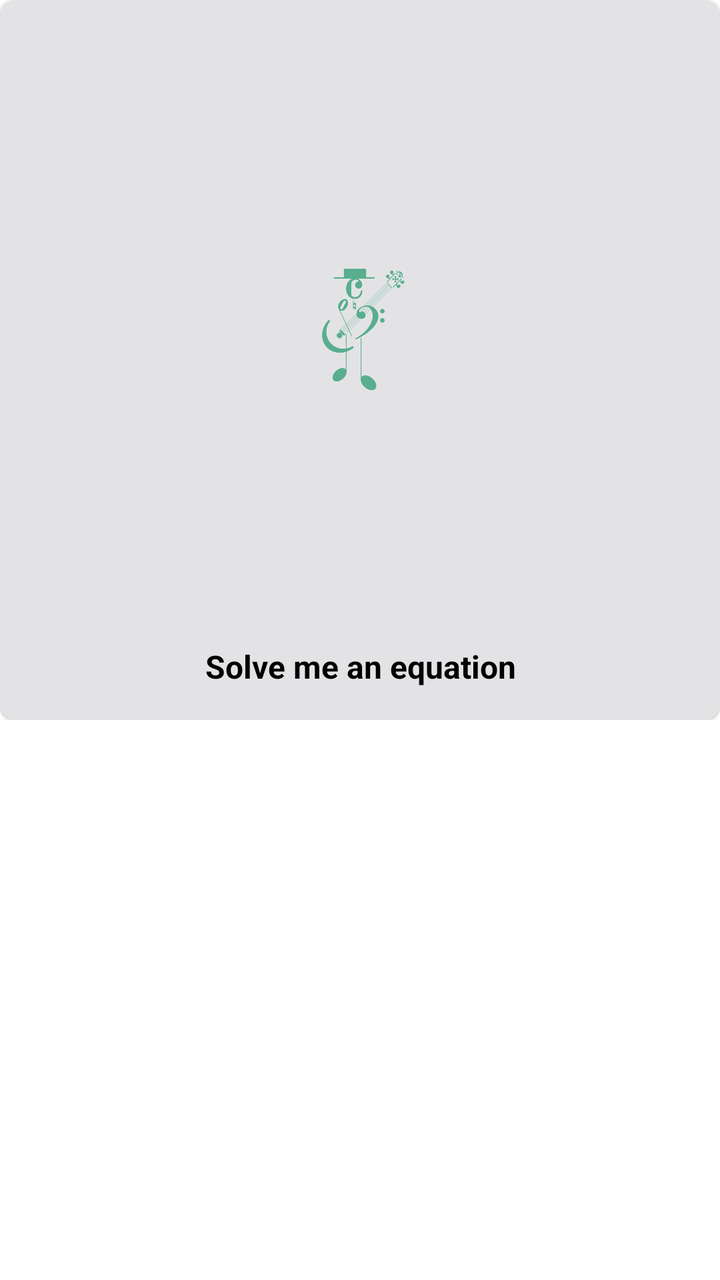
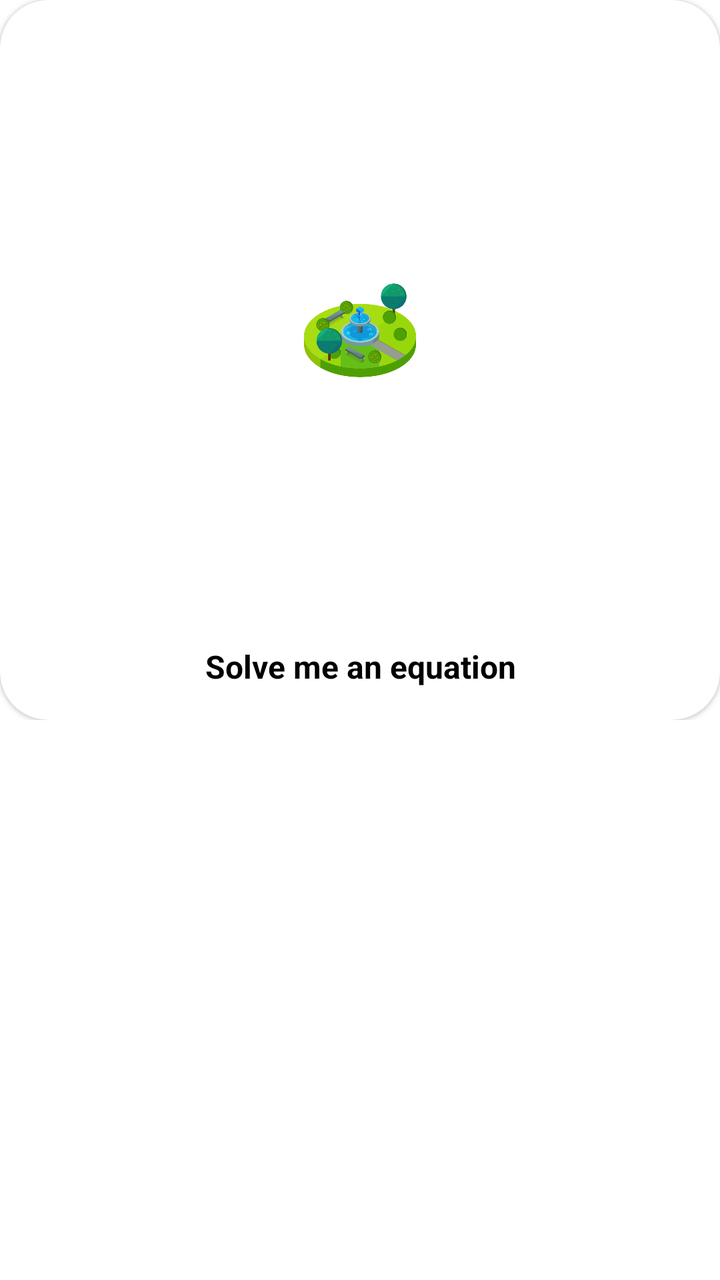

An Android layout rendered at two revisions. The XML below is the earlier revision; the diff shows what the commit changed to produce the second picture.
<!-- AndroidManifest.xml: application theme Theme.FingerChallenge -->
<!-- res/layout/item_menu.xml -->
<?xml version="1.0" encoding="utf-8"?>
<FrameLayout xmlns:android="http://schemas.android.com/apk/res/android"
    xmlns:app="http://schemas.android.com/apk/res-auto"
    android:id="@+id/tl"
    android:layout_width="match_parent"
    android:layout_height="wrap_content">

    <androidx.constraintlayout.widget.ConstraintLayout
        android:layout_width="match_parent"
        android:layout_height="wrap_content">

        <com.google.android.material.card.MaterialCardView
            android:layout_width="match_parent"
            android:layout_height="0dp"
            app:cardBackgroundColor="@color/_e3e3e5"
            app:cardCornerRadius="@dimen/dp_8"
            app:layout_constraintDimensionRatio="1:1"
            app:layout_constraintTop_toTopOf="parent">

            <androidx.appcompat.widget.LinearLayoutCompat
                android:layout_width="match_parent"
                android:layout_height="match_parent"
                android:gravity="center"
                android:orientation="vertical"
                android:paddingHorizontal="@dimen/dp_16"
                android:paddingVertical="@dimen/dp_16">

                <com.google.android.material.imageview.ShapeableImageView
                    android:id="@+id/img_menu"
                    android:layout_width="@dimen/dp_56"
                    android:layout_height="@dimen/dp_56"
                    android:layout_weight="1"
                    android:scaleType="fitCenter"
                    android:src="@drawable/ic_song"
                    app:tint="@color/_58ae8e" />

                <androidx.appcompat.widget.AppCompatTextView
                    android:id="@+id/txt_menu_name"
                    android:layout_width="match_parent"
                    android:layout_height="wrap_content"
                    android:layout_marginTop="@dimen/dp_8"
                    android:text="Solve me an equation"
                    android:textAlignment="center"
                    android:textColor="@color/black"
                    android:textSize="@dimen/sp_16"
                    android:textStyle="bold" />

            </androidx.appcompat.widget.LinearLayoutCompat>
        </com.google.android.material.card.MaterialCardView>
    </androidx.constraintlayout.widget.ConstraintLayout>
</FrameLayout>
<!-- resources referenced by this layout -->
<resources>
  <color name="_58ae8e">#58ae8e</color>
  <color name="_e3e3e5">#e3e3e5</color>
  <color name="black">#FF000000</color>
  <dimen name="dp_16">16dp</dimen>
  <dimen name="dp_56">56dp</dimen>
  <dimen name="dp_8">8dp</dimen>
  <dimen name="sp_16">16sp</dimen>
  <!-- drawable ic_song: png bitmap (drawable, 58859 bytes) -->
  <color name="purple_500">#FF6200EE</color>
  <color name="purple_700">#FF3700B3</color>
  <color name="white">#FFFFFFFF</color>
  <color name="teal_200">#FF03DAC5</color>
  <color name="teal_700">#FF018786</color>
  <style name="ThemeOverlay.App.BottomSheetDialog" parent="ThemeOverlay.MaterialComponents.BottomSheetDialog">
          <item name="bottomSheetStyle">@style/ModalBottomSheetDialog</item>
      </style>
  <style name="ThemeOverlay.App.MaterialAlertDialog" parent="@style/ThemeOverlay.MaterialComponents.MaterialAlertDialog">
          
          <item name="android:background">@color/_1a1a2b</item>
          
          <item name="colorOnSurface">@color/_efedff</item>
          <item name="materialAlertDialogTitleTextStyle">@style/AlertDialogTitleTextStyle</item>
          <item name="materialAlertDialogBodyTextStyle">@style/AlertDialogMessageTextStyle</item>
          
          <item name="buttonBarPositiveButtonStyle">@style/AlertDialogPositiveButtonStyle</item>
          <item name="buttonBarNegativeButtonStyle">@style/AlertDialogNegativeButtonStyle</item>
          
          <item name="shapeAppearanceOverlay">@style/AlertDialogCornerStyle</item>
  
      </style>
  <style name="ModalBottomSheetDialog" parent="Widget.MaterialComponents.BottomSheet.Modal">
          <item name="backgroundTint">@color/_1a1a2b</item>
          <item name="shapeAppearance">@style/ShapeAppearance.App.LargeComponent</item>
          <item name="elevation">32dp</item>
      </style>
  <color name="_1a1a2b">#ff1a1a2b</color>
  <color name="_efedff">#ffefedff</color>
  <style name="AlertDialogTitleTextStyle" parent="MaterialAlertDialog.MaterialComponents.Title.Text">
          <item name="android:textSize">@dimen/sp_20</item>
          <item name="android:textColor">@color/_efedff</item>
          <item name="android:textStyle">bold</item>
      </style>
  <style name="AlertDialogMessageTextStyle" parent="TextAppearance.MaterialComponents.Body2">
          <item name="android:textSize">@dimen/sp_14</item>
          <item name="android:textColor">@color/_efedff</item>
          <item name="android:lineSpacingExtra">4dp</item>
      </style>
  <style name="AlertDialogPositiveButtonStyle" parent="@style/Widget.MaterialComponents.Button">
          
          <item name="android:textColor">@color/_efedff</item>
          <item name="android:textSize">@dimen/sp_16</item>
          
          <item name="backgroundTint">@color/_1a1a2b</item>
      </style>
  <style name="AlertDialogNegativeButtonStyle" parent="@style/Widget.MaterialComponents.Button">
          
          <item name="android:textColor">@color/_cfd0d2</item>
          <item name="android:textSize">@dimen/sp_16</item>
          
          <item name="backgroundTint">@color/_1a1a2b</item>
      </style>
  <style name="AlertDialogCornerStyle">
          <item name="cornerFamily">rounded</item>
          <item name="cornerSize">@dimen/dp_16</item>
      </style>
  <style name="ShapeAppearance.App.LargeComponent" parent="ShapeAppearance.MaterialComponents.LargeComponent">
          <item name="cornerFamily">rounded</item>
          <item name="cornerSize">@dimen/dp_16</item>
      </style>
  <dimen name="sp_20">20sp</dimen>
  <dimen name="sp_14">14sp</dimen>
  <color name="_cfd0d2">#ffcfd0d2</color>
  <!-- unchanged entries left out for length: 1 -->
</resources>

<!-- the commit's change to res/layout/item_menu.xml (unified diff, before → after) -->
@@ -10,10 +10,10 @@
         android:layout_height="wrap_content">
 
         <com.google.android.material.card.MaterialCardView
+            android:id="@+id/cv"
             android:layout_width="match_parent"
             android:layout_height="0dp"
-            app:cardBackgroundColor="@color/_e3e3e5"
-            app:cardCornerRadius="@dimen/dp_8"
+            app:cardCornerRadius="@dimen/dp_24"
             app:layout_constraintDimensionRatio="1:1"
             app:layout_constraintTop_toTopOf="parent">
 
@@ -31,8 +31,7 @@
                     android:layout_height="@dimen/dp_56"
                     android:layout_weight="1"
                     android:scaleType="fitCenter"
-                    android:src="@drawable/ic_song"
-                    app:tint="@color/_58ae8e" />
+                    android:src="@drawable/park" />
 
                 <androidx.appcompat.widget.AppCompatTextView
                     android:id="@+id/txt_menu_name"
<!-- resource entries referenced after the edit -->
@@ -1,13 +1,12 @@
 <!-- resources referenced by this layout -->
 <resources>
-  <color name="_58ae8e">#58ae8e</color>
-  <color name="_e3e3e5">#e3e3e5</color>
   <color name="black">#FF000000</color>
   <dimen name="dp_16">16dp</dimen>
+  <dimen name="dp_24">24dp</dimen>
   <dimen name="dp_56">56dp</dimen>
   <dimen name="dp_8">8dp</dimen>
   <dimen name="sp_16">16sp</dimen>
-  <!-- drawable ic_song: png bitmap (drawable, 58859 bytes) -->
+  <!-- drawable park: png bitmap (drawable, 67661 bytes) -->
   <color name="purple_500">#FF6200EE</color>
   <color name="purple_700">#FF3700B3</color>
   <color name="white">#FFFFFFFF</color>
